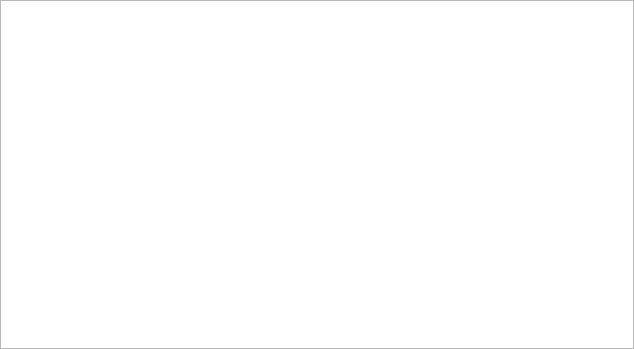
Before: the Qt Designer form pwin.ui in dotblank/groove, drawn with Qt 5.
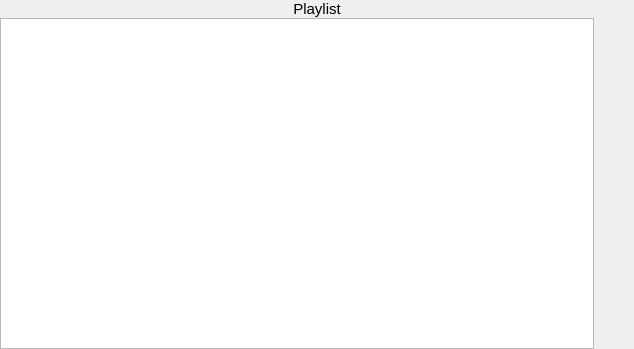
After: the same form once the commit is applied. Icons and pictures are not drawn.

Commit message: Add icon's to songs in playlist

```diff
--- a/pwin.ui
+++ b/pwin.ui
@@ -13,7 +13,7 @@
   <property name="windowTitle">
    <string>Form</string>
   </property>
-  <layout class="QHBoxLayout" name="horizontalLayout">
+  <layout class="QVBoxLayout" name="verticalLayout">
    <property name="spacing">
     <number>0</number>
    </property>
@@ -21,6 +21,25 @@
     <number>0</number>
    </property>
    <item>
+    <widget class="QLabel" name="label">
+     <property name="text">
+      <string>&lt;!DOCTYPE HTML PUBLIC &quot;-//W3C//DTD HTML 4.0//EN&quot; &quot;http://www.w3.org/TR/REC-html40/strict.dtd&quot;&gt;
+&lt;html&gt;&lt;head&gt;&lt;meta name=&quot;qrichtext&quot; content=&quot;1&quot; /&gt;&lt;style type=&quot;text/css&quot;&gt;
+p, li { white-space: pre-wrap; }
+&lt;/style&gt;&lt;/head&gt;&lt;body style=&quot; font-family:'Ubuntu'; font-size:11pt; font-weight:400; font-style:normal;&quot;&gt;
+&lt;p align=&quot;center&quot; style=&quot; margin-top:0px; margin-bottom:0px; margin-left:0px; margin-right:0px; -qt-block-indent:0; text-indent:0px;&quot;&gt;Playlist&lt;/p&gt;&lt;/body&gt;&lt;/html&gt;</string>
+     </property>
+    </widget>
+   </item>
+   <item>
+    <layout class="QHBoxLayout" name="horizontalLayout_2">
+     <property name="spacing">
+      <number>0</number>
+     </property>
+     <property name="topMargin">
+      <number>0</number>
+     </property>
+     <item>
     <widget class="QTableView" name="tabv">
      <property name="selectionBehavior">
       <enum>QAbstractItemView::SelectRows</enum>
@@ -36,7 +55,54 @@
      </attribute>
     </widget>
    </item>
-  </layout>
+     <item>
+      <layout class="QVBoxLayout" name="verticalLayout_2">
+       <item>
+        <widget class="QPushButton" name="upbutton">
+         <property name="text">
+          <string/>
+         </property>
+         <property name="icon">
+          <iconset resource="res.qrc">
+           <normaloff>:/groove/icons/general_up.png</normaloff>:/groove/icons/general_up.png</iconset>
+         </property>
+         <property name="flat">
+          <bool>true</bool>
+         </property>
+        </widget>
+       </item>
+       <item>
+        <widget class="QPushButton" name="downbutton">
+         <property name="text">
+          <string/>
+         </property>
+         <property name="icon">
+          <iconset resource="res.qrc">
+           <normaloff>:/groove/icons/general_down.png</normaloff>:/groove/icons/general_down.png</iconset>
+         </property>
+         <property name="flat">
+          <bool>true</bool>
+         </property>
+        </widget>
+       </item>
+       <item>
+        <spacer name="verticalSpacer">
+         <property name="orientation">
+          <enum>Qt::Vertical</enum>
+         </property>
+         <property name="sizeHint" stdset="0">
+          <size>
+           <width>20</width>
+           <height>40</height>
+          </size>
+         </property>
+        </spacer>
+       </item>
+      </layout>
+     </item>
+    </layout>
+   </item>
+  </layout>
  </widget>
  <resources/>
  <connections/>
```
Left out of the diff: 7 changed lines with no effect on the pictures. Lines whose indentation alone changed are shown as unchanged. The commit also changes 3 other files.
